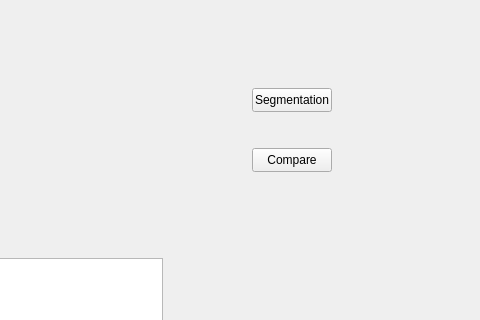
Qt form LabVs/LabVs/LabVs/LabVs.ui (ValeriiSanduliak/Methods-and-systems-of-artificial-intelligence-) before a commit; both pictures show x 798 to 1278 and y 292 to 612 of the 1278 by 732 pixel window.
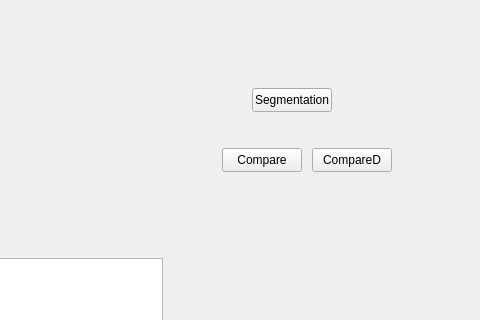
The same form after that commit. Custom widgets are drawn as their Qt base class.

The edit to the form file:
```diff
--- a/LabVs/LabVs/LabVs/LabVs.ui
+++ b/LabVs/LabVs/LabVs/LabVs.ui
@@ -275,7 +275,7 @@
    <widget class="QPushButton" name="buttonCompare">
     <property name="geometry">
      <rect>
-      <x>1050</x>
+      <x>1020</x>
       <y>440</y>
       <width>80</width>
       <height>24</height>
@@ -285,6 +285,19 @@
      <string>Compare</string>
     </property>
    </widget>
+   <widget class="QPushButton" name="buttonCompare_2">
+    <property name="geometry">
+     <rect>
+      <x>1110</x>
+      <y>440</y>
+      <width>80</width>
+      <height>24</height>
+     </rect>
+    </property>
+    <property name="text">
+     <string>CompareD</string>
+    </property>
+   </widget>
   </widget>
  </widget>
  <layoutdefault spacing="6" margin="11"/>
```
